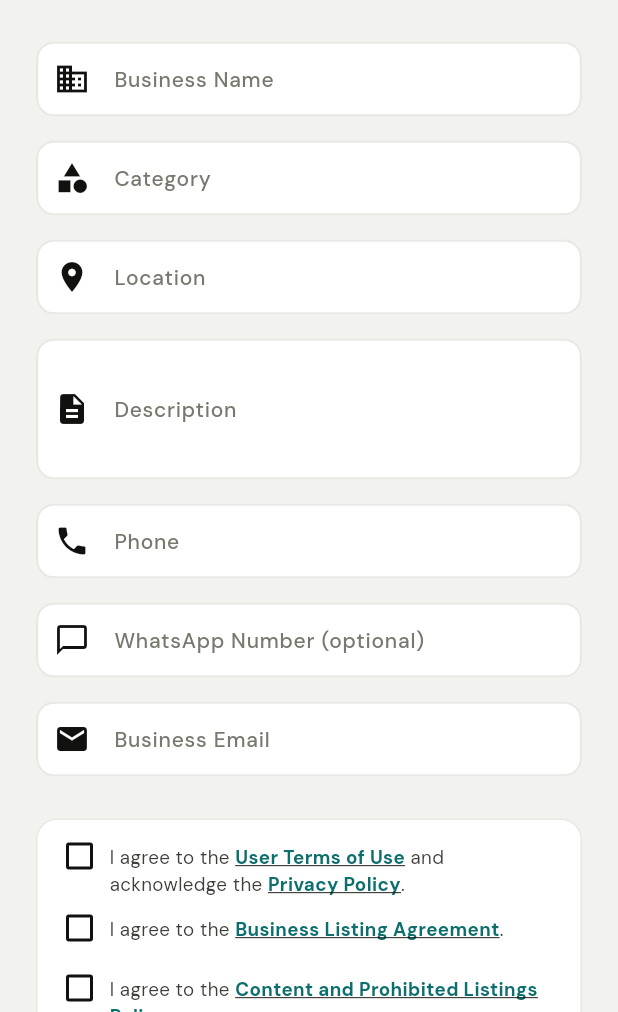
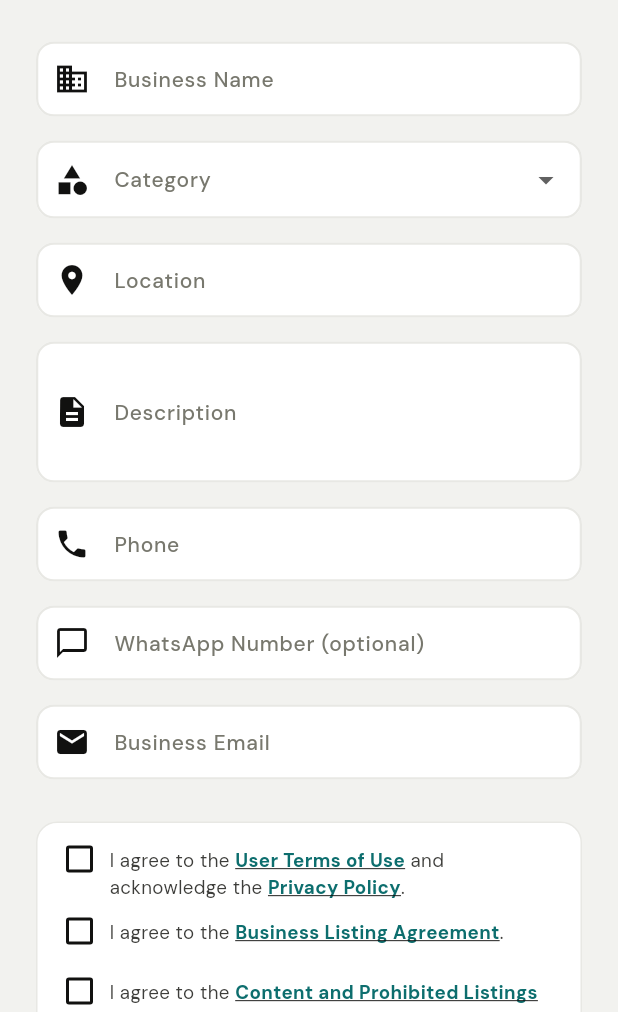
Before and after one commit to abduxla/PettahFinds, a Flutter app: the BusinessSetupScreen screen opened by its route, on a phone screen of 412 x 824 dp, the part 224-1236 px from its top. Run offline on Flutter 3.47's test engine with Material 3 defaults, Android fonts, the phone set to English and light mode, and no system bars; our stand-ins replace cached_network_image, cloud_firestore, dotted_border, firebase_auth, firebase_core, firebase_storage and 9 more; missing offline and left inert: firebase_app_check, mapbox_maps_flutter; accounts and stored records are empty.

Commit message:
fix: business setup permission-denied + category dropdown
ISSUE 1 — "Missing or insufficient permissions" on Create Business
Firestore rule for /businesses create required
request.resource.data.membershipTier == 'free', but the
Business model never writes that field (it was dropped in a
prior refactor — grep confirms zero references in lib/).
Every self-signup hit the check and was rejected.

Removed the membershipTier line from the rule. The other
default-value guards (isVerified == false, ratingAvg == 0,
ratingCount == 0) remain so a self-signup still can't pre-
verify itself.

ISSUE 2 — Category was a free-text field
Free text let one business be classified as "food", another
as "Food", another as "food & drink" — none aggregate into
the customer home category sections, search filters drift,
and admin moderation has to clean up by hand.

Swapped TextFormField for DropdownButtonFormField backed by
AppCategories.all (the single source of truth already used
by product create/edit, search filters, and home grouping).
Selection state lives in a nullable String? so the merchant
has to pick explicitly — no silent default.

DEPLOY
firebase deploy --only firestore:rules — otherwise the
permission error keeps showing.

```diff
--- a/lib/features/business/screens/business_setup_screen.dart
+++ b/lib/features/business/screens/business_setup_screen.dart
@@ -3,6 +3,7 @@ import 'package:flutter/material.dart';
 import 'package:flutter_riverpod/flutter_riverpod.dart';
 import 'package:go_router/go_router.dart';
 import 'package:google_fonts/google_fonts.dart';
+import '../../../core/constants/categories.dart';
 import '../../../core/extensions/context_extensions.dart';
 import '../../../core/providers/providers.dart';
 import '../../../core/theme/app_colors.dart';
@@ -26,7 +27,9 @@ class _BusinessSetupScreenState extends ConsumerState<BusinessSetupScreen> {
   final _phoneCtrl = TextEditingController();
   final _whatsappCtrl = TextEditingController();
   final _emailCtrl = TextEditingController();
-  final _categoryCtrl = TextEditingController();
+  // Dropdown-backed. Null = nothing picked yet (forces the merchant to
+  // choose explicitly instead of accepting a default).
+  String? _category;
   bool _loading = false;
   bool _acceptedUserTerms = false;
   bool _acceptedListingAgreement = false;
@@ -45,13 +48,16 @@ class _BusinessSetupScreenState extends ConsumerState<BusinessSetupScreen> {
     _phoneCtrl.dispose();
     _whatsappCtrl.dispose();
     _emailCtrl.dispose();
-    _categoryCtrl.dispose();
     super.dispose();
   }
 
   Future<void> _submit() async {
     if (_loading) return;
     if (!_formKey.currentState!.validate()) return;
+    if (_category == null || _category!.isEmpty) {
+      context.showErrorSnackBar('Please pick a category.');
+      return;
+    }
     if (!_allLegalAccepted) {
       context.showErrorSnackBar(
           'Please accept all required legal documents to continue.');
@@ -75,7 +81,7 @@ class _BusinessSetupScreenState extends ConsumerState<BusinessSetupScreen> {
               phone: _phoneCtrl.text.trim(),
               whatsappNumber: _whatsappCtrl.text.trim(),
               email: _emailCtrl.text.trim(),
-              category: _categoryCtrl.text.trim(),
+              category: _category!,
               createdAt: DateTime.now(),
             ),
           );
@@ -171,13 +177,27 @@ class _BusinessSetupScreenState extends ConsumerState<BusinessSetupScreen> {
                 validator: (v) => Validators.required(v, 'Business name'),
               ),
               const SizedBox(height: 16),
-              TextFormField(
-                controller: _categoryCtrl,
+              // Dropdown — values come from AppCategories.all which is
+              // the single source of truth used across product
+              // create/edit, search filters, and home grouping.
+              // Free-text was rejected because the same business could
+              // be miscategorized N different ways ("food", "Food",
+              // "food & drink") and never aggregate cleanly under the
+              // home category sections.
+              DropdownButtonFormField<String>(
+                initialValue: _category,
+                isExpanded: true,
                 decoration: const InputDecoration(
-                    labelText: 'Category',
-                    prefixIcon: Icon(Icons.category),
-                    hintText: 'e.g. Restaurant, Retail, Services'),
-                validator: (v) => Validators.required(v, 'Category'),
+                  labelText: 'Category',
+                  prefixIcon: Icon(Icons.category),
+                ),
+                items: AppCategories.all
+                    .map((c) =>
+                        DropdownMenuItem<String>(value: c, child: Text(c)))
+                    .toList(),
+                onChanged: (v) => setState(() => _category = v),
+                validator: (v) =>
+                    (v == null || v.isEmpty) ? 'Pick a category' : null,
               ),
               const SizedBox(height: 16),
               TextFormField(
```
Also changed, not shown: 1 other file.
